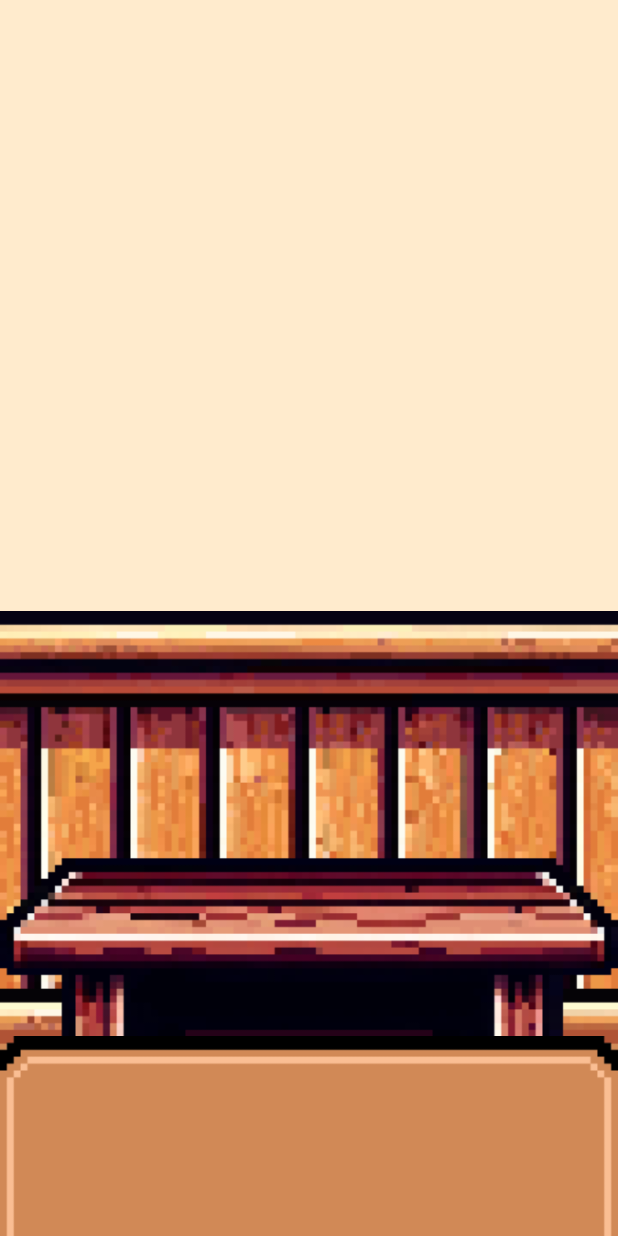
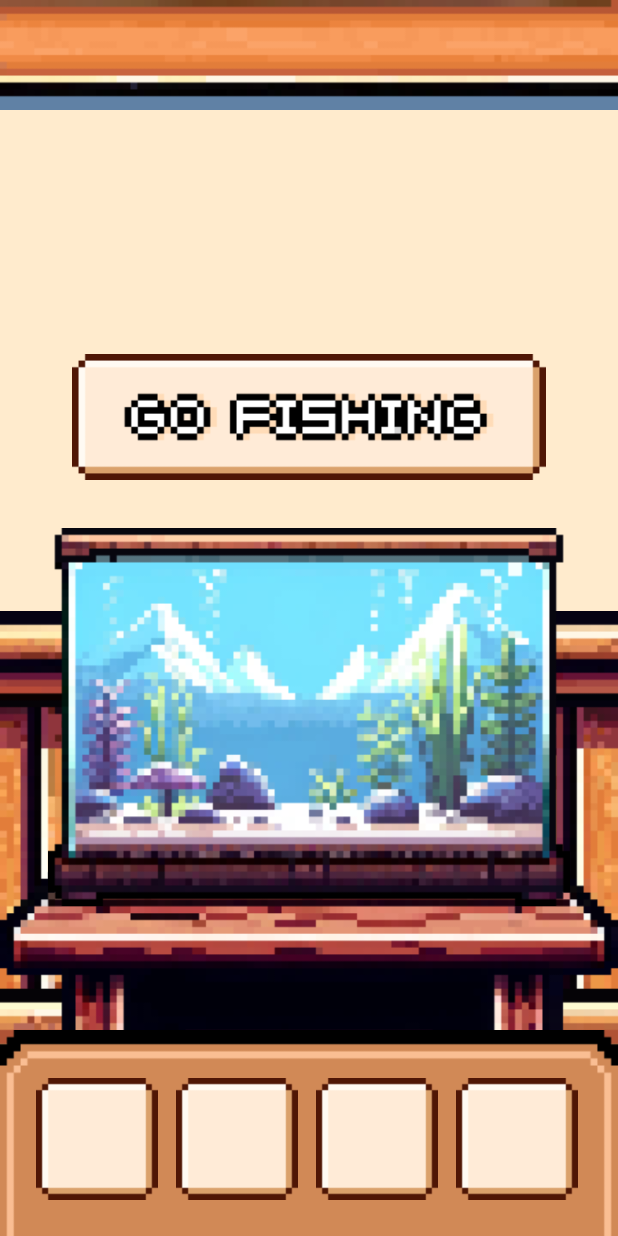
Before and after one commit to kwakyongwoo/AquariumWidget, an Android app built with Jetpack Compose: the screen it shows after launch (MainActivity), on a phone screen of 412 x 824 dp. Run offline under Robolectric (Android 15) with nearby library versions, the phone set to English and light mode, and no system bars; our stand-ins replace Dagger/Hilt's generated code, Room's generated code; Roboto replaces fonts that are not available here; 1 statement that could not run was skipped.

Commit message:
[feature] feature/home - homeScreen basic design

```diff
--- a/feature/home/src/main/kotlin/com/dyddyd/aquariumwidget/feature/home/HomeScreen.kt
+++ b/feature/home/src/main/kotlin/com/dyddyd/aquariumwidget/feature/home/HomeScreen.kt
@@ -6,6 +6,7 @@ import androidx.compose.foundation.layout.Arrangement
 import androidx.compose.foundation.layout.Box
 import androidx.compose.foundation.layout.Column
 import androidx.compose.foundation.layout.PaddingValues
+import androidx.compose.foundation.layout.Spacer
 import androidx.compose.foundation.layout.aspectRatio
 import androidx.compose.foundation.layout.fillMaxHeight
 import androidx.compose.foundation.layout.fillMaxSize
@@ -33,6 +34,7 @@ import androidx.compose.ui.unit.LayoutDirection
 import androidx.compose.ui.unit.dp
 import androidx.compose.ui.zIndex
 import androidx.hilt.navigation.compose.hiltViewModel
+import com.dyddyd.aquariumwidget.core.designsystem.component.ImageMaxSize
 import com.dyddyd.aquariumwidget.feature.splash.R
 
 
@@ -51,27 +53,23 @@ internal fun HomeRoute(
 fun HomeScreen(
     modifier: Modifier,
 ) {
-    Box(
-        modifier = modifier
-            .fillMaxSize()
-            .background(Color(0xFFFFEBCD))
+    Column(
+        modifier = Modifier.fillMaxSize()
     ) {
+        Image(
+            painter = painterResource(id = R.drawable.home_top_background),
+            contentDescription = "Home Top Background",
+            contentScale = ContentScale.FillWidth,
+            modifier = Modifier
+                .fillMaxWidth()
+        )
 
-
-        HomeBottom(modifier = Modifier.align(Alignment.BottomCenter))
-    }
-}
-
-@Composable
-fun HomeContent(
-) {
-    CompositionLocalProvider(LocalLayoutDirection provides LayoutDirection.Rtl) {
         Column(
-            modifier = Modifier
-                .fillMaxSize(),
-            verticalArrangement = Arrangement.Bottom,
-
-            ) {
+            modifier = modifier
+                .fillMaxSize()
+                .background(Color(0xFFFFEBCD)),
+            verticalArrangement = Arrangement.Bottom
+        ) {
 
             Image(
                 painter = painterResource(id = R.drawable.home_game_button),
@@ -79,33 +77,12 @@ fun HomeContent(
                 contentScale = ContentScale.FillWidth,
                 modifier = Modifier
                     .fillMaxWidth()
-                    .padding(horizontal = 36.dp)
+                    .padding(horizontal = 48.dp)
             )
 
-            Box(
-                modifier = Modifier
-                    .fillMaxHeight(0.03f)
-            )
+            Spacer(modifier = Modifier.height(32.dp))
 
-            Image(
-                painter = painterResource(id = R.drawable.home_aquarium),
-                contentDescription = "Home Aquarium",
-                contentScale = ContentScale.FillWidth,
-                modifier = Modifier
-                    .fillMaxWidth()
-                    .padding(horizontal = 32.dp)
-            )
-
-            Box(
-                modifier = Modifier
-                    .fillMaxHeight(0.13f)
-            ) {
-
-            }
-
-            HomeBottom(
-                modifier = Modifier
-            )
+            HomeBottom(modifier = Modifier)
         }
     }
 }
@@ -122,66 +99,68 @@ private fun HomeBottom(
             painter = painterResource(id = R.drawable.home_bottom_background),
             contentDescription = "Home Bottom Background",
             contentScale = ContentScale.FillWidth,
-            modifier = Modifier.fillMaxWidth()
+            modifier = Modifier
+                .fillMaxWidth()
+                .align(Alignment.BottomCenter)
         )
 
-        HomeBottomBar(modifier = Modifier.align(Alignment.BottomCenter))
+        Column(
+            modifier = Modifier
+                .fillMaxWidth()
+                .align(Alignment.BottomCenter),
+            verticalArrangement = Arrangement.Bottom
+        ) {
+
+            Image(
+                painter = painterResource(id = R.drawable.home_aquarium),
+                contentDescription = "Home Aquarium",
+                contentScale = ContentScale.FillWidth,
+                modifier = Modifier
+                    .fillMaxWidth()
+                    .padding(horizontal = 32.dp)
+            )
+
+            Box(
+                modifier = Modifier
+                    .fillMaxWidth()
+                    .aspectRatio(5f)
+            )
+
+            HomeBottomBar()
+        }
     }
 }
 
 @Composable
-private fun HomeBottomBar(
-    modifier: Modifier,
-) {
+private fun HomeBottomBar() {
     Box(
-        modifier = modifier
+        modifier = Modifier
             .fillMaxWidth()
+            .aspectRatio(3f)
     ) {
 
-        Image(
+        ImageMaxSize(
             painter = painterResource(id = R.drawable.home_bottom_bar),
             contentDescription = "Home Bottom Bar",
-            contentScale = ContentScale.FillWidth,
-            modifier = Modifier
-                .fillMaxWidth()
         )
 
         LazyRow(
             modifier = Modifier
                 .align(Alignment.Center)
                 .fillMaxWidth()
-                .padding(24.dp),
+                .padding(24.dp)
+                .padding(top = 8.dp),
+            horizontalArrangement = Arrangement.spacedBy(12.dp),
         ) {
-//            items(5) {
-//                Image(
-//                    painter = painterResource(id = R.drawable.home_bottom_bar_item),
-//                    contentDescription = "Home Bottom Bar Item",
-//                    contentScale = ContentScale.FillHeight,
-//                    modifier = Modifier
-//                        .fillMaxHeight()
-//                        .padding(8.dp)
-//                )
-//            }
+            items(5) {
+                Image(
+                    painter = painterResource(id = R.drawable.home_bottom_bar_item),
+                    contentDescription = "Home Bottom Bar Item",
+                    contentScale = ContentScale.FillHeight,
+                    modifier = Modifier
+                        .fillMaxHeight()
+                )
+            }
         }
-
-//        LazyRow(
-//            modifier = Modifier
-//                .align(Alignment.Center)
-//                .fillMaxWidth()
-////                .aspectRatio(3f)
-//                .padding(24.dp),
-//            horizontalArrangement = Arrangement.spacedBy(8.dp),
-//        ) {
-//            items(5) {
-//                Image(
-//                    painter = painterResource(id = R.drawable.home_bottom_bar_item),
-//                    contentDescription = "Home Bottom Bar Item",
-//                    contentScale = ContentScale.FillBounds,
-//                    modifier = Modifier
-//                        .fillMaxHeight()
-//                        .aspectRatio(1f)
-//                )
-//            }
-//        }
     }
 }
--- a/feature/splash/src/main/kotlin/com/dyddyd/aquariumwidget/feature/splash/SplashScreen.kt
+++ b/feature/splash/src/main/kotlin/com/dyddyd/aquariumwidget/feature/splash/SplashScreen.kt
@@ -11,6 +11,7 @@ import androidx.compose.ui.layout.ContentScale
 import androidx.compose.ui.res.painterResource
 import androidx.hilt.navigation.compose.hiltViewModel
 import androidx.lifecycle.compose.collectAsStateWithLifecycle
+import com.dyddyd.aquariumwidget.core.designsystem.component.ImageMaxSize
 
 @Composable
 internal fun SplashRoute(
@@ -43,7 +44,7 @@ internal fun SplashScreen(
                 Image(
                     painter = painterResource(id = R.drawable.splash_background),
                     contentDescription = "Splash Screen",
-                    contentScale = ContentScale.Crop,
+                    contentScale = ContentScale.FillBounds,
                     modifier = Modifier.fillMaxSize(),
                 )
             }
```
Also changed, not shown: feature/home/src/main/res/drawable/home_top_background.png (added).
